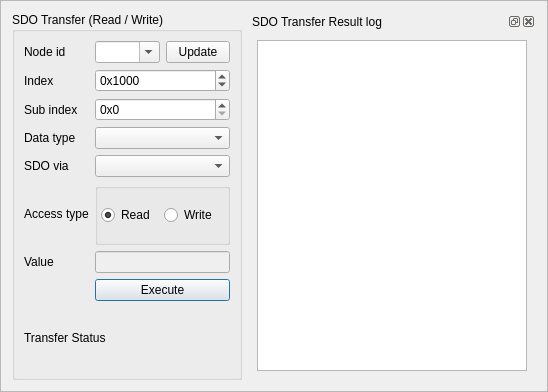
Old version of the form apps/demo_qt_advanced/plk_qt_gui/ui/SdoTransfer.ui in the repository OpenAutomationTechnologies/openPOWERLINK_Qt_App.
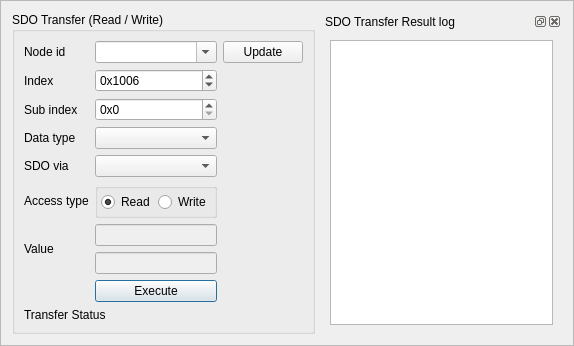
New version of the form.

Commit message: Update SDO with dec and HEX value

What changed in the file:
```diff
--- a/apps/demo_qt_advanced/plk_qt_gui/ui/SdoTransfer.ui
+++ b/apps/demo_qt_advanced/plk_qt_gui/ui/SdoTransfer.ui
@@ -7,8 +7,8 @@
    <rect>
     <x>0</x>
     <y>0</y>
-    <width>548</width>
-    <height>392</height>
+    <width>574</width>
+    <height>311</height>
    </rect>
   </property>
   <property name="windowTitle">
@@ -20,24 +20,27 @@
   <property name="frameShadow">
    <enum>QFrame::Raised</enum>
   </property>
-  <layout class="QHBoxLayout" name="horizontalLayout">
-   <item>
+  <layout class="QFormLayout" name="formLayout">
+   <item row="0" column="0">
     <widget class="QGroupBox" name="groupBoxSdoTransfer">
      <property name="minimumSize">
       <size>
        <width>200</width>
-       <height>350</height>
+       <height>0</height>
       </size>
      </property>
      <property name="maximumSize">
       <size>
-       <width>230</width>
+       <width>16777215</width>
        <height>16777215</height>
       </size>
      </property>
      <property name="title">
       <string>SDO Transfer (Read / Write)</string>
      </property>
+     <property name="alignment">
+      <set>Qt::AlignLeading|Qt::AlignLeft|Qt::AlignTop</set>
+     </property>
      <property name="flat">
       <bool>false</bool>
      </property>
@@ -45,117 +48,7 @@
       <bool>false</bool>
      </property>
      <layout class="QGridLayout" name="gridLayout">
-      <item row="2" column="0">
-       <widget class="QLabel" name="labelSubIndex">
-        <property name="text">
-         <string>Sub index</string>
-        </property>
-       </widget>
-      </item>
-      <item row="4" column="0">
-       <widget class="QLabel" name="labelProtocol">
-        <property name="text">
-         <string>SDO via</string>
-        </property>
-       </widget>
-      </item>
-      <item row="1" column="0">
-       <widget class="QLabel" name="labelIndex">
-        <property name="text">
-         <string>Index</string>
-        </property>
-       </widget>
-      </item>
-      <item row="6" column="0">
-       <widget class="QLabel" name="labelValue">
-        <property name="text">
-         <string>Value</string>
-        </property>
-       </widget>
-      </item>
-      <item row="0" column="1">
-       <widget class="QComboBox" name="nodeId">
-        <property name="inputMethodHints">
-         <set>Qt::ImhDigitsOnly|Qt::ImhFormattedNumbersOnly|Qt::ImhPreferNumbers</set>
-        </property>
-        <property name="editable">
-         <bool>true</bool>
-        </property>
-       </widget>
-      </item>
-      <item row="0" column="0">
-       <widget class="QLabel" name="labelNodeId">
-        <property name="text">
-         <string>Node id</string>
-        </property>
-       </widget>
-      </item>
-      <item row="3" column="0">
-       <widget class="QLabel" name="labelDataType">
-        <property name="text">
-         <string>Data type</string>
-        </property>
-       </widget>
-      </item>
-      <item row="5" column="0">
-       <widget class="QLabel" name="labelSdoType">
-        <property name="text">
-         <string>Access type</string>
-        </property>
-        <property name="alignment">
-         <set>Qt::AlignLeading|Qt::AlignLeft|Qt::AlignVCenter</set>
-        </property>
-       </widget>
-      </item>
-      <item row="0" column="2">
-       <widget class="QPushButton" name="updateNodeListButton">
-        <property name="text">
-         <string>Update</string>
-        </property>
-       </widget>
-      </item>
-      <item row="1" column="1" colspan="2">
-       <widget class="QSpinBox" name="index">
-        <property name="prefix">
-         <string>0x</string>
-        </property>
-        <property name="minimum">
-         <number>1</number>
-        </property>
-        <property name="maximum">
-         <number>65535</number>
-        </property>
-        <property name="value">
-         <number>4096</number>
-        </property>
-        <property name="displayIntegerBase">
-         <number>16</number>
-        </property>
-       </widget>
-      </item>
-      <item row="2" column="1" colspan="2">
-       <widget class="QSpinBox" name="subIndex">
-        <property name="prefix">
-         <string>0x</string>
-        </property>
-        <property name="maximum">
-         <number>255</number>
-        </property>
-        <property name="value">
-         <number>0</number>
-        </property>
-        <property name="displayIntegerBase">
-         <number>16</number>
-        </property>
-       </widget>
-      </item>
-      <item row="3" column="1" colspan="2">
-       <widget class="QComboBox" name="dataType"/>
-      </item>
-      <item row="4" column="1" colspan="2">
-       <widget class="QComboBox" name="sdoVia"/>
-      </item>
-      <item row="5" column="1" colspan="2">
+      <item row="5" column="1">
        <widget class="QGroupBox" name="groupBoxSdoType">
         <property name="cursor">
          <cursorShape>PointingHandCursor</cursorShape>
@@ -199,17 +92,50 @@
         </layout>
        </widget>
       </item>
-      <item row="6" column="1" colspan="2">
+      <item row="0" column="0">
+       <widget class="QLabel" name="labelNodeId">
+        <property name="text">
+         <string>Node id</string>
+        </property>
+       </widget>
+      </item>
+      <item row="6" column="1">
        <widget class="QLineEdit" name="sdoResultValue">
         <property name="enabled">
          <bool>false</bool>
         </property>
-        <property name="clearButtonEnabled">
-         <bool>true</bool>
+        <property name="inputMethodHints">
+         <set>Qt::ImhDigitsOnly|Qt::ImhFormattedNumbersOnly</set>
         </property>
        </widget>
       </item>
-      <item row="7" column="1" colspan="2">
+      <item row="2" column="1">
+       <widget class="QSpinBox" name="subIndex">
+        <property name="prefix">
+         <string>0x</string>
+        </property>
+        <property name="maximum">
+         <number>255</number>
+        </property>
+        <property name="value">
+         <number>0</number>
+        </property>
+        <property name="displayIntegerBase">
+         <number>16</number>
+        </property>
+       </widget>
+      </item>
+      <item row="4" column="1">
+       <widget class="QComboBox" name="sdoVia"/>
+      </item>
+      <item row="3" column="0">
+       <widget class="QLabel" name="labelDataType">
+        <property name="text">
+         <string>Data type</string>
+        </property>
+       </widget>
+      </item>
+      <item row="8" column="1">
        <widget class="QPushButton" name="executeTransfer">
         <property name="cursor">
          <cursorShape>PointingHandCursor</cursorShape>
@@ -222,7 +148,50 @@
         </property>
        </widget>
       </item>
-      <item row="8" column="0" colspan="3">
+      <item row="4" column="0">
+       <widget class="QLabel" name="labelProtocol">
+        <property name="text">
+         <string>SDO via</string>
+        </property>
+       </widget>
+      </item>
+      <item row="1" column="1">
+       <widget class="QSpinBox" name="index">
+        <property name="prefix">
+         <string>0x</string>
+        </property>
+        <property name="minimum">
+         <number>1000</number>
+        </property>
+        <property name="maximum">
+         <number>65535</number>
+        </property>
+        <property name="value">
+         <number>4102</number>
+        </property>
+        <property name="displayIntegerBase">
+         <number>16</number>
+        </property>
+       </widget>
+      </item>
+      <item row="2" column="0">
+       <widget class="QLabel" name="labelSubIndex">
+        <property name="text">
+         <string>Sub index</string>
+        </property>
+       </widget>
+      </item>
+      <item row="1" column="0">
+       <widget class="QLabel" name="labelIndex">
+        <property name="text">
+         <string>Index</string>
+        </property>
+       </widget>
+      </item>
+      <item row="3" column="1">
+       <widget class="QComboBox" name="dataType"/>
+      </item>
+      <item row="9" column="0" colspan="3">
        <widget class="QLabel" name="transferStatus">
         <property name="text">
          <string>Transfer Status</string>
@@ -232,10 +201,51 @@
         </property>
        </widget>
       </item>
+      <item row="5" column="0">
+       <widget class="QLabel" name="labelSdoType">
+        <property name="text">
+         <string>Access type</string>
+        </property>
+        <property name="alignment">
+         <set>Qt::AlignLeading|Qt::AlignLeft|Qt::AlignVCenter</set>
+        </property>
+       </widget>
+      </item>
+      <item row="0" column="2">
+       <widget class="QPushButton" name="updateNodeListButton">
+        <property name="text">
+         <string>Update</string>
+        </property>
+       </widget>
+      </item>
+      <item row="0" column="1">
+       <widget class="QComboBox" name="nodeId">
+        <property name="inputMethodHints">
+         <set>Qt::ImhDigitsOnly|Qt::ImhFormattedNumbersOnly|Qt::ImhPreferNumbers</set>
+        </property>
+        <property name="editable">
+         <bool>true</bool>
+        </property>
+       </widget>
+      </item>
+      <item row="7" column="1">
+       <widget class="QLineEdit" name="sdoResultValueHex">
+        <property name="enabled">
+         <bool>false</bool>
+        </property>
+       </widget>
+      </item>
+      <item row="6" column="0" rowspan="2">
+       <widget class="QLabel" name="labelValue">
+        <property name="text">
+         <string>Value</string>
+        </property>
+       </widget>
+      </item>
      </layout>
     </widget>
    </item>
-   <item>
+   <item row="0" column="1">
     <widget class="QDockWidget" name="dockWidget">
      <property name="windowTitle">
       <string>SDO Transfer Result log</string>
```
Left out of the diff: 19 changed lines with no effect on the pictures. The commit also changes 1 other file.
